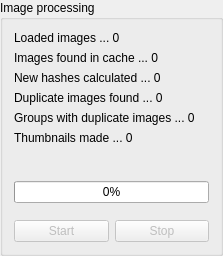
Qt form doppelganger/resources/ui/processinggroupbox.ui (max-dw-i/myfyrio) before a commit.
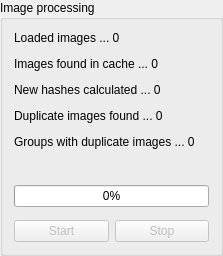
The same form after that commit.

Commit message: Make thumbnails in worker thread

```diff
--- a/doppelganger/resources/ui/processinggroupbox.ui
+++ b/doppelganger/resources/ui/processinggroupbox.ui
@@ -29,6 +29,9 @@
    <item>
     <widget class="QWidget" name="processLblsWidget" native="true">
      <layout class="QVBoxLayout" name="verticalLayout_8">
+      <property name="spacing">
+       <number>12</number>
+      </property>
       <property name="leftMargin">
        <number>0</number>
       </property>
@@ -115,16 +118,6 @@
         </property>
        </widget>
       </item>
-      <item>
-       <widget class="QLabel" name="thumbnailsLbl">
-        <property name="text">
-         <string>Thumbnails made ... 0</string>
-        </property>
-        <property name="alias" stdset="0">
-         <string>thumbnails</string>
-        </property>
-       </widget>
-      </item>
      </layout>
     </widget>
    </item>
```
The commit also changes 10 other files.
